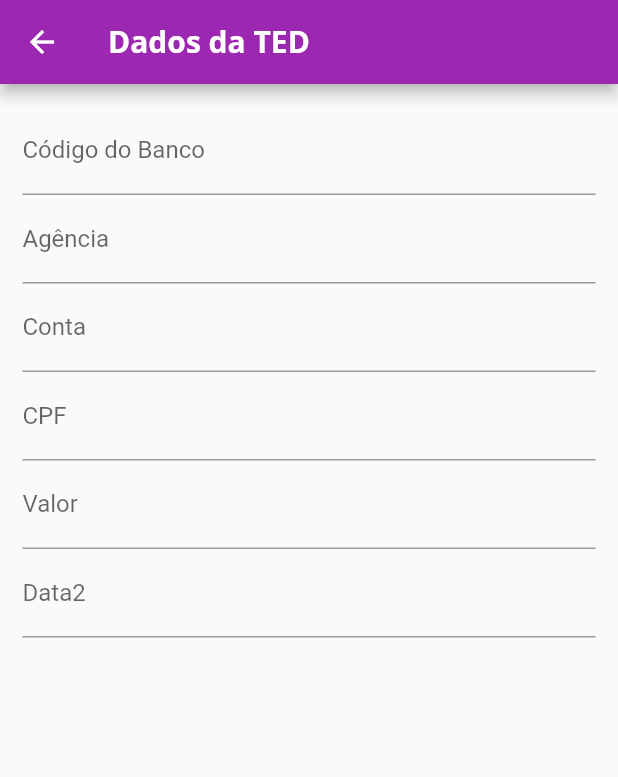
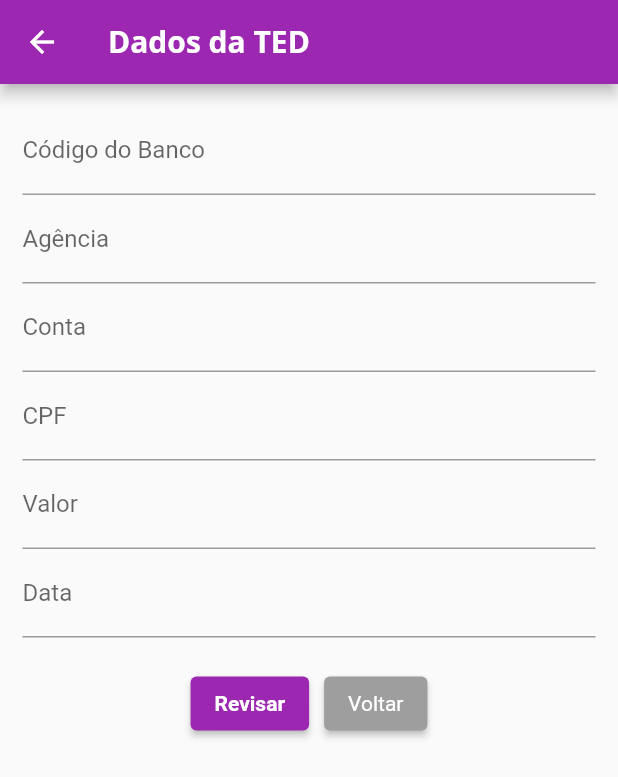
Before and after one commit to araquelos/araquelos.flutter, a Flutter app: the screen it shows after launch, after a tap on "Agendar TED", on a phone screen of 412 x 824 dp. Shown: the top 777 px of the screen. Run offline on Flutter 3.47's test engine with Material 2 defaults, Android fonts, the phone set to English and light mode, and no system bars.

Commit message:
Tarefa II finalizada

```diff
--- a/desafio_vibe/lib/main.dart
+++ b/desafio_vibe/lib/main.dart
@@ -1,7 +1,6 @@
 import 'package:desafio_vibe/paginas/ted_detalhes.dart';
 import 'package:desafio_vibe/paginas/ted_formulario.dart';
 import 'package:desafio_vibe/utilitarios/app_rotas.dart';
-import 'package:desafio_vibe/widgets/ted_form.dart';
 import 'package:flutter/material.dart';
 import 'dart:math';
 import 'widgets/ted_lista.dart';
@@ -86,26 +85,14 @@ class _MyHomePageState extends State<MyHomePage> {
     });
   }
 
-  _openTedFormModal(BuildContext context) {
-    showModalBottomSheet(
-      context: context,
-      builder: (_) {
-        return TedForm(_addTed);
-      },
-    );
-  }
-
   @override
   Widget build(BuildContext context) {
     return Scaffold(
       appBar: AppBar(
-        title: const Text('TED’s agendados'),
-        actions: [
-          IconButton(
-            icon: const Icon(Icons.add),
-            onPressed: () => _openTedFormModal(context),
-          ),
-        ],
+        title: const Text(
+          'TED’s agendados',
+          style: TextStyle(color: Colors.white),
+        ),
       ),
       body: SingleChildScrollView(
         child: Column(
@@ -119,7 +106,6 @@ class _MyHomePageState extends State<MyHomePage> {
         ),
       ),
       floatingActionButton: FloatingActionButton.extended(
-        //onPressed: () => _openTedFormModal(context),
         onPressed: () {
           Navigator.of(context).pushNamed(
             AppRotas.tedFormulario,
--- a/desafio_vibe/lib/paginas/ted_formulario.dart
+++ b/desafio_vibe/lib/paginas/ted_formulario.dart
@@ -1,7 +1,11 @@
 import 'package:flutter/material.dart';
+import 'package:intl/intl.dart';
+
+import '../utilitarios/app_rotas.dart';
 
 class TedFormulario extends StatelessWidget {
   final _form = GlobalKey<FormState>();
+  TextEditingController dateInput = TextEditingController();
 
   TedFormulario({Key? key}) : super(key: key);
 
@@ -9,7 +13,10 @@ class TedFormulario extends StatelessWidget {
   Widget build(BuildContext context) {
     return Scaffold(
       appBar: AppBar(
-        title: const Text('Dados da TED'),
+        title: const Text(
+          'Dados da TED',
+          style: TextStyle(color: Colors.white),
+        ),
       ),
       body: Padding(
         padding: const EdgeInsets.all(15),
@@ -35,10 +42,47 @@ class TedFormulario extends StatelessWidget {
               InputDatePickerFormField(
                 firstDate: DateTime.now(),
                 lastDate: DateTime.now(),
-                fieldLabelText: 'Data2',
-
-                //decoration: const InputDecoration(labelText: 'Data'),
-              )
+                fieldLabelText: 'Data',
+              ),
+              Container(
+                padding: const EdgeInsets.all(20),
+                child: Row(
+                  mainAxisAlignment: MainAxisAlignment.center,
+                  children: [
+                    SizedBox(
+                      child: ElevatedButton(
+                        child: Text(
+                          'Revisar',
+                          style: TextStyle(
+                            color:
+                                Theme.of(context).textTheme.labelLarge?.color,
+                          ),
+                        ),
+                        onPressed: () {
+                          Navigator.of(context).pushNamed(
+                            AppRotas.tedFormulario,
+                          );
+                        },
+                      ),
+                    ),
+                    const SizedBox(width: 10),
+                    SizedBox(
+                      child: ElevatedButton(
+                        child: const Text('Voltar'),
+                        onPressed: () {},
+                        style: ButtonStyle(
+                            backgroundColor:
+                                MaterialStateProperty.all(Colors.grey),
+                            textStyle: MaterialStateProperty.all(TextStyle(
+                                color: Theme.of(context)
+                                    .textTheme
+                                    .labelLarge
+                                    ?.color))),
+                      ),
+                    )
+                  ],
+                ),
+              ),
             ],
           ),
         ),
--- a/desafio_vibe/lib/widgets/ted_form.dart
+++ b/desafio_vibe/lib/widgets/ted_form.dart
@@ -6,7 +6,7 @@ import 'package:intl/intl.dart';
 class TedForm extends StatefulWidget {
   final void Function(int, int, int, String, double, DateTime) onSubmit;
 
-  const TedForm(this.onSubmit, {Key? key}) : super(key: key);
+  const TedForm(this.onSubmit, int i, {Key? key}) : super(key: key);
 
   @override
   State<TedForm> createState() => _TedFormState();
--- a/desafio_vibe/lib/widgets/ted_lista.dart
+++ b/desafio_vibe/lib/widgets/ted_lista.dart
@@ -8,14 +8,12 @@ import '../utilitarios/app_rotas.dart';
 
 class TedLista extends StatelessWidget {
   final List<Ted> teds;
-  //final Ted ted;
   final void Function(String) onRemove;
 
   const TedLista(
     this.teds,
     this.onRemove, {
     Key? key,
-    /*required this.ted*/
   }) : super(key: key);
 
   @override
```
